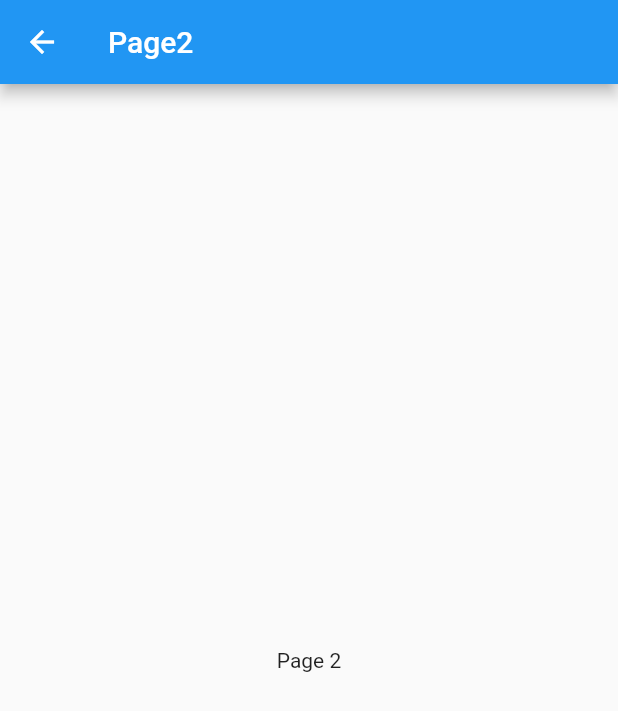
After one commit to cimplesid/Flutter---hiden-drawer, a Flutter app: the Page2 screen opened directly, on a phone screen of 412 x 824 dp. The commit adds this screen. Shown: the top 711 px of the screen. Run offline on Flutter 3.47's test engine with Material 2 defaults, Android fonts, the phone set to English and light mode, and no system bars.

Commit message:
navigate from drawer item example added

```diff
--- a/lib/home.dart
+++ b/lib/home.dart
@@ -1,6 +1,7 @@
 import 'package:flutter/cupertino.dart';
 import 'package:flutter/material.dart';
 import 'package:hiddendrawer/drawer.dart';
+import 'package:hiddendrawer/page2.dart';
 
 class MainPage extends DrawerContent {
   MainPage({Key key, this.title});
@@ -87,7 +88,8 @@ class _MainWidgetState extends State<MainWidget> with TickerProviderStateMixin {
         ),
         DrawerItem(
           onPressed: () {
-            print('Pressed fav');
+            Navigator.of(context)
+                .push(MaterialPageRoute(builder: (_) => Page2()));
           },
           text: Text(
             'Favorites',
--- /dev/null
+++ b/lib/page2.dart
@@ -0,0 +1,19 @@
+import 'package:flutter/material.dart';
+
+class Page2 extends StatefulWidget {
+  @override
+  _Page2State createState() => _Page2State();
+}
+
+class _Page2State extends State<Page2> {
+  @override
+  Widget build(BuildContext context) {
+    return Scaffold(
+        appBar: AppBar(
+          title: Text('Page2'),
+        ),
+        body: Center(
+          child: Text('Page 2'),
+        ));
+  }
+}
```
